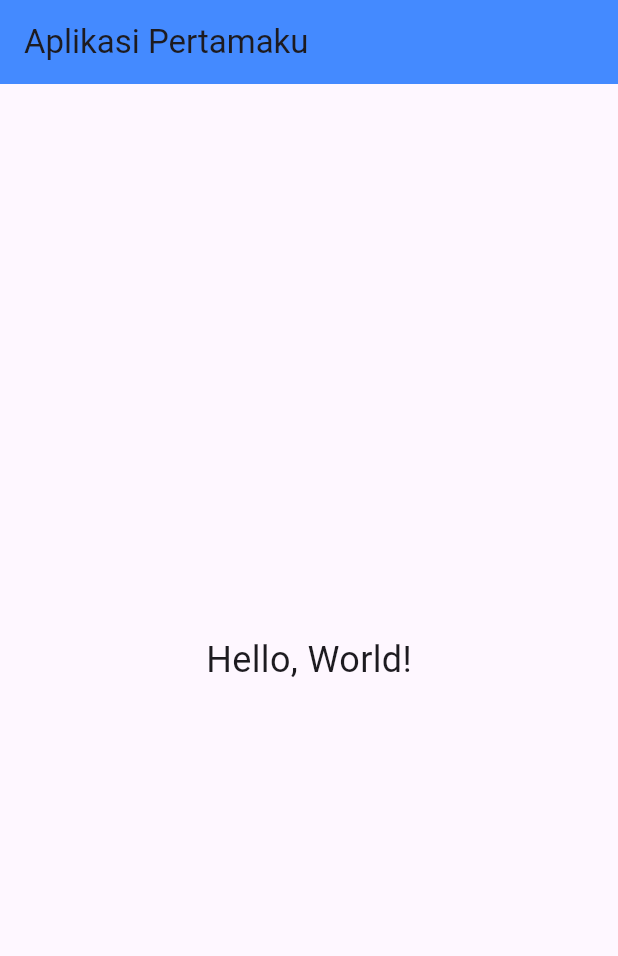
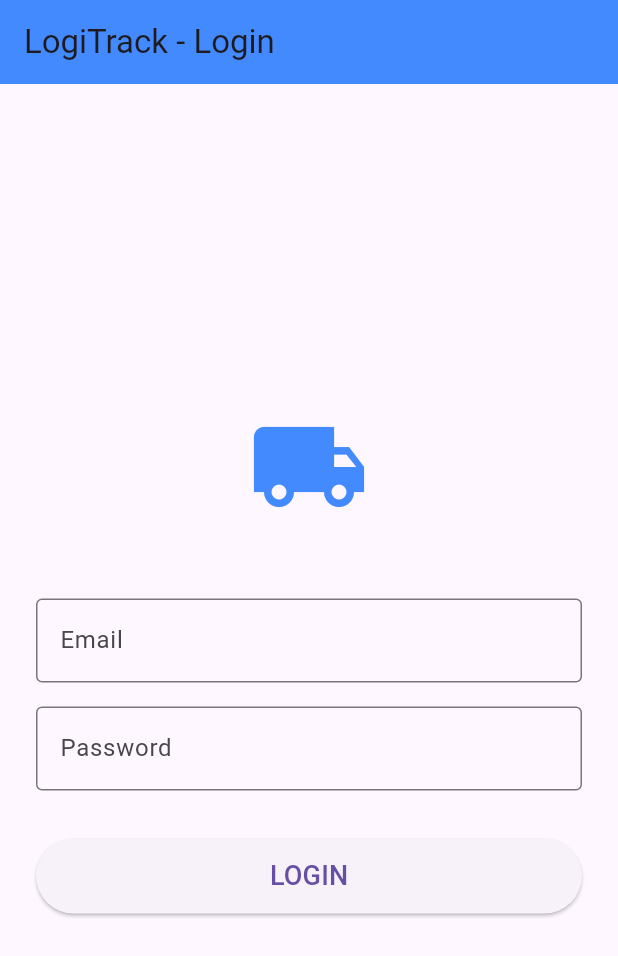
Before and after one commit to ekastn/logitrack-app, a Flutter app: the screen it shows after launch, on a phone screen of 412 x 824 dp. Shown: the top 956 px of the screen. Run offline on Flutter 3.47's test engine with Material 3 defaults, Android fonts, the light colour scheme and no system bars.

Commit message:
Praktikum 2

```diff
--- /dev/null
+++ b/lib/login_page.dart
@@ -0,0 +1,55 @@
+import 'package:flutter/material.dart';
+
+class LoginPage extends StatelessWidget {
+  const LoginPage({super.key});
+
+  @override
+  Widget build(BuildContext context) {
+    return Scaffold(
+      appBar: AppBar(
+        title: const Text('LogiTrack - Login'),
+        backgroundColor: Colors.blueAccent,
+      ),
+      body: Padding(
+        padding: const EdgeInsets.all(24.0),
+        child: Column(
+          mainAxisAlignment: MainAxisAlignment.center,
+          children: [
+            const Icon(
+              Icons.local_shipping,
+              size: 80,
+              color: Colors.blueAccent,
+            ),
+            const SizedBox(height: 48),
+
+            const TextField(
+              decoration: InputDecoration(
+                labelText: 'Email',
+                border: OutlineInputBorder(),
+              ),
+            ),
+            const SizedBox(height: 16),
+
+            const TextField(
+              obscureText: true,
+              decoration: InputDecoration(
+                labelText: 'Password',
+                border: OutlineInputBorder(),
+              ),
+            ),
+            const SizedBox(height: 32),
+
+            SizedBox(
+              width: double.infinity,
+              height: 50,
+              child: ElevatedButton(
+                onPressed: () {},
+                child: const Text('LOGIN', style: TextStyle(fontSize: 18)),
+              ),
+            ),
+          ],
+        ),
+      ),
+    );
+  }
+}
--- a/lib/main.dart
+++ b/lib/main.dart
@@ -1,4 +1,5 @@
 import 'package:flutter/material.dart';
+import 'package:logitrack_app/login_page.dart';
 
 void main() {
   runApp(const MyApp());
@@ -10,15 +11,8 @@ class MyApp extends StatelessWidget {
   @override
   Widget build(BuildContext context) {
     return MaterialApp(
-      home: Scaffold(
-        appBar: AppBar(
-          title: const Text('Aplikasi Pertamaku'),
-          backgroundColor: Colors.blueAccent,
-        ),
-        body: const Center(
-          child: Text('Hello, World!', style: TextStyle(fontSize: 24)),
-        ),
-      ),
+      debugShowCheckedModeBanner: false,
+      home: LoginPage(),
     );
   }
 }
```
